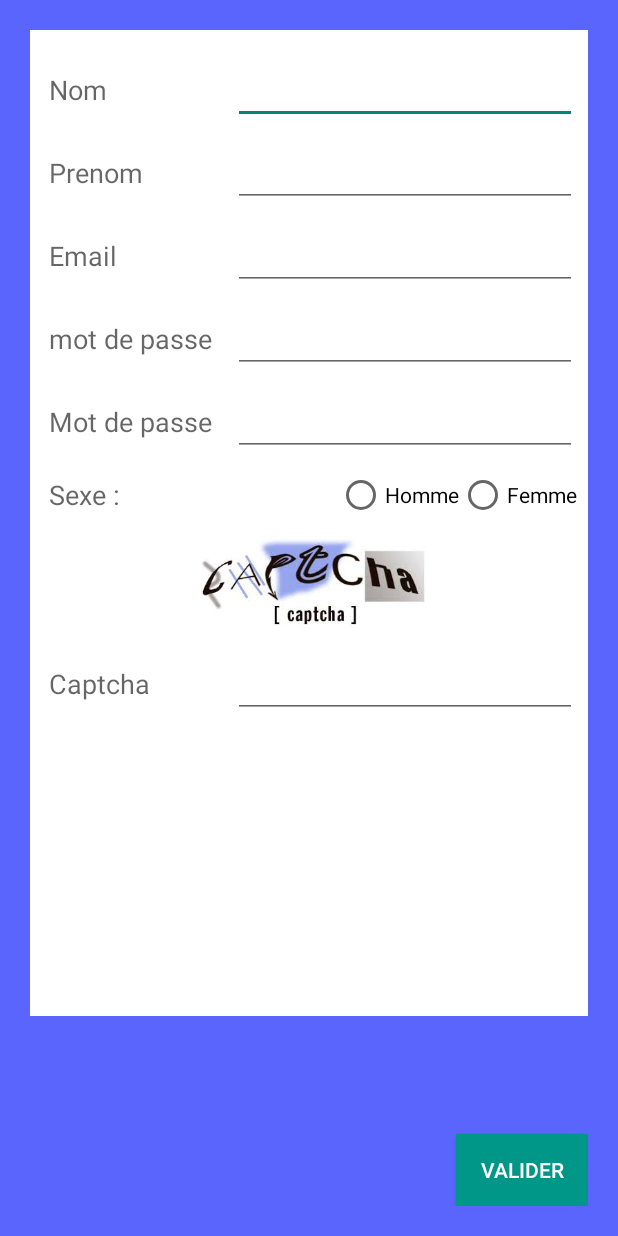
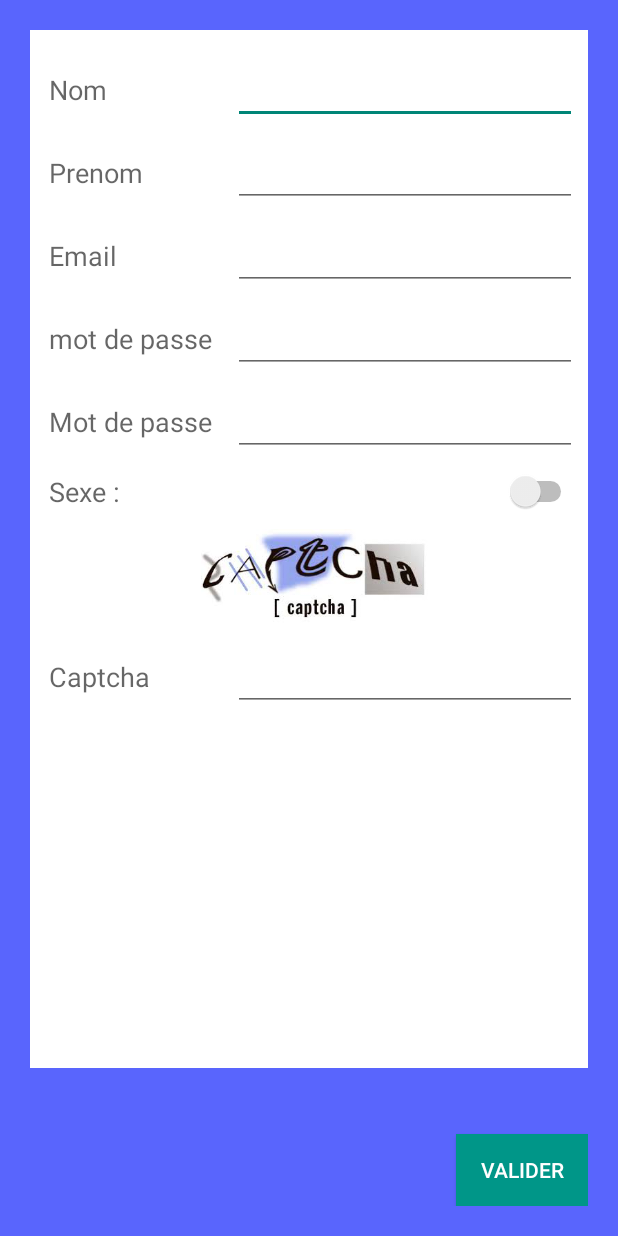
Before and after one commit to IhebCh/ESI-LIB, an Android app: the layout fragment_sign_up.xml on its own in the app's theme, with its tools: preview values and no code run, on a phone screen of 412 x 824 dp. Run offline under Robolectric (Android 15) with nearby library versions, the phone set to English and light mode, and no system bars.

Commit message:
nahit DatePicker ou 3delt l'interface

```diff
--- a/app/src/main/res/layout/fragment_sign_up.xml
+++ b/app/src/main/res/layout/fragment_sign_up.xml
@@ -44,6 +44,7 @@
                     android:layout_width="0dp"
                     android:layout_height="fill_parent"
                     android:id="@+id/editText3"
+                    android:inputType="textPersonName"
                     android:layout_weight="65" />
             </LinearLayout>
             <LinearLayout
@@ -68,6 +69,7 @@
                     android:layout_width="0dp"
                     android:layout_height="fill_parent"
                     android:id="@+id/editText4"
+                    android:inputType="textPersonName"
                     android:layout_weight="65" />
             </LinearLayout>
             <LinearLayout
@@ -115,6 +117,7 @@
                     android:layout_width="0dp"
                     android:layout_height="fill_parent"
                     android:id="@+id/editText6"
+                    android:inputType="textPassword"
                     android:layout_weight="65" />
             </LinearLayout>
 
@@ -139,6 +142,7 @@
                     android:layout_width="0dp"
                     android:layout_height="fill_parent"
                     android:id="@+id/editText7"
+                    android:inputType="textPassword"
                     android:layout_weight="65" />
             </LinearLayout>
 
@@ -159,19 +163,15 @@
                     android:layout_weight="35"
                     android:gravity="center_vertical" />
 
-                <RadioButton
-                    android:layout_width="wrap_content"
+                <Switch
+                    android:layout_width="0dp"
                     android:layout_height="wrap_content"
-                    android:text="Homme"
-                    android:id="@+id/radioButton"
-                    android:checked="false" />
+                android:textOn="Femme"
+                    android:textOff="Homme"
+                    android:id="@+id/switch1"
+                    android:layout_weight="35"
+              />
 
-                <RadioButton
-                    android:layout_width="wrap_content"
-                    android:layout_height="wrap_content"
-                    android:text="Femme"
-                    android:id="@+id/radioButton2"
-                    android:checked="false" />
 
             </LinearLayout>
 
@@ -227,7 +227,7 @@
         android:layout_width="fill_parent"
         android:layout_height="0dp"
         android:gravity="right"
-        android:layout_weight="15"
+        android:layout_weight="10"
         android:layout_marginTop="10dp">
 
         <Button
```
